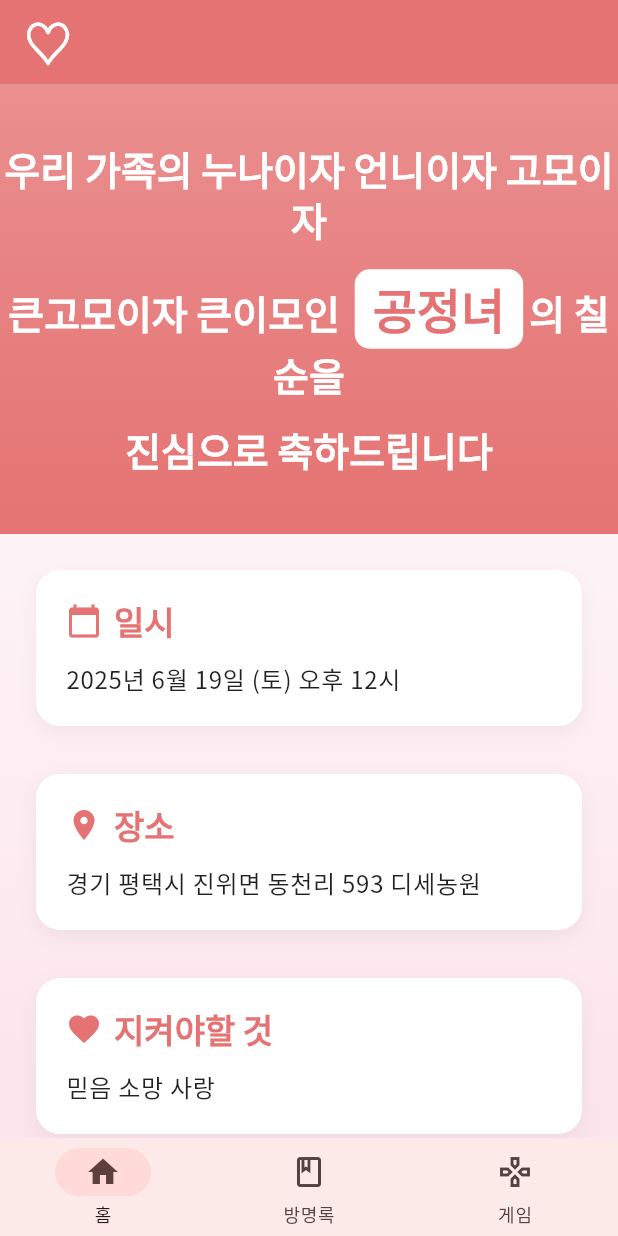
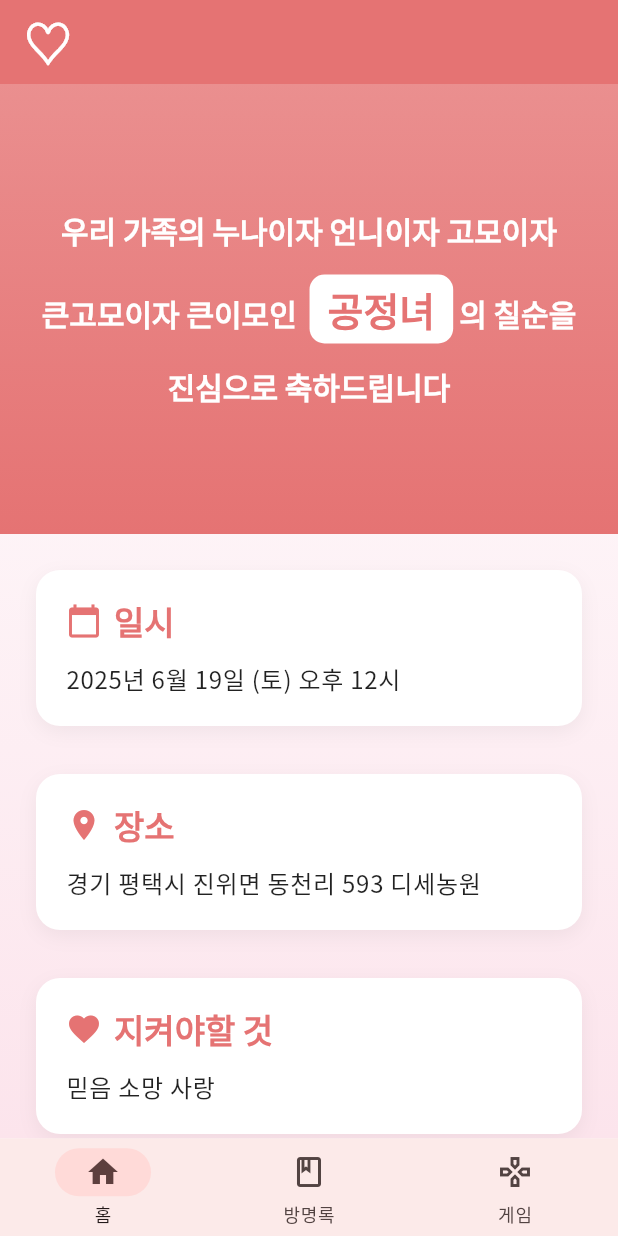
Before and after one commit to sonyong4013/grandFestival, a Flutter app: the screen it shows after launch, on a phone screen of 412 x 824 dp. Run offline on Flutter 3.47's test engine with Material 3 defaults, Android fonts, the phone set to English and light mode, and no system bars; our stand-ins replace google_fonts.

Commit message:
글씨 크기 조정

```diff
--- a/grand_festival/lib/main.dart
+++ b/grand_festival/lib/main.dart
@@ -153,7 +153,7 @@ class HomePage extends StatelessWidget {
                           Theme.of(context).textTheme.headlineMedium?.copyWith(
                                 color: Colors.white,
                                 fontWeight: FontWeight.w700,
-                                fontSize: 26,
+                                fontSize: 20,
                               ),
                       textAlign: TextAlign.center,
                     ),
@@ -170,7 +170,7 @@ class HomePage extends StatelessWidget {
                                 ?.copyWith(
                                   color: Colors.white,
                                   fontWeight: FontWeight.w700,
-                                  fontSize: 26,
+                                  fontSize: 20,
                                 ),
                           ),
                           WidgetSpan(
@@ -193,7 +193,7 @@ class HomePage extends StatelessWidget {
                                       color:
                                           Theme.of(context).colorScheme.primary,
                                       fontWeight: FontWeight.w700,
-                                      fontSize: 32,
+                                      fontSize: 26,
                                     ),
                               ),
                             ),
@@ -206,7 +206,7 @@ class HomePage extends StatelessWidget {
                                 ?.copyWith(
                                   color: Colors.white,
                                   fontWeight: FontWeight.w700,
-                                  fontSize: 26,
+                                  fontSize: 20,
                                 ),
                           ),
                         ],
@@ -219,7 +219,7 @@ class HomePage extends StatelessWidget {
                           Theme.of(context).textTheme.headlineMedium?.copyWith(
                                 color: Colors.white,
                                 fontWeight: FontWeight.w700,
-                                fontSize: 26,
+                                fontSize: 20,
                               ),
                       textAlign: TextAlign.center,
                     ),
```
